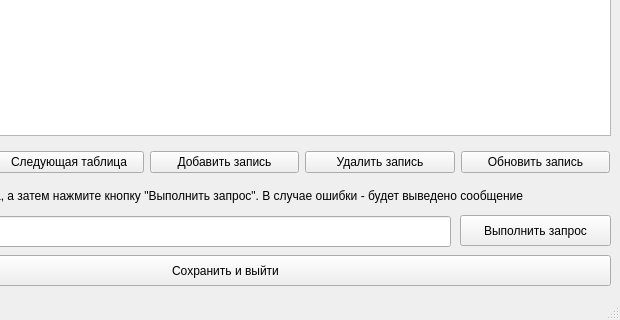
First picture: the form in sql_window_main.ui, repository Viktor-Ar-72/NIRS_project_ver_1_0_2, before the edit; both pictures show x 180 to 800 and y 315 to 635 of the 800 by 635 pixel window.
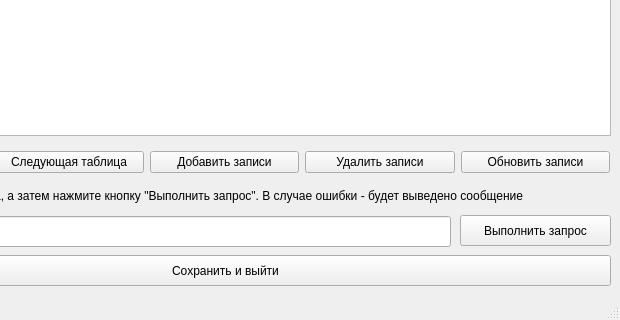
Second picture: the form after the edit.

The edit to the form file:
```diff
--- a/sql_window_main.ui
+++ b/sql_window_main.ui
@@ -116,21 +116,21 @@
      <item>
       <widget class="QPushButton" name="pushButton_4">
        <property name="text">
-        <string>Добавить запись</string>
+        <string>Добавить записи</string>
        </property>
       </widget>
      </item>
      <item>
       <widget class="QPushButton" name="pushButton_5">
        <property name="text">
-        <string>Удалить запись</string>
+        <string>Удалить записи</string>
        </property>
       </widget>
      </item>
      <item>
       <widget class="QPushButton" name="pushButton_7">
        <property name="text">
-        <string>Обновить запись</string>
+        <string>Обновить записи</string>
        </property>
       </widget>
      </item>
```
